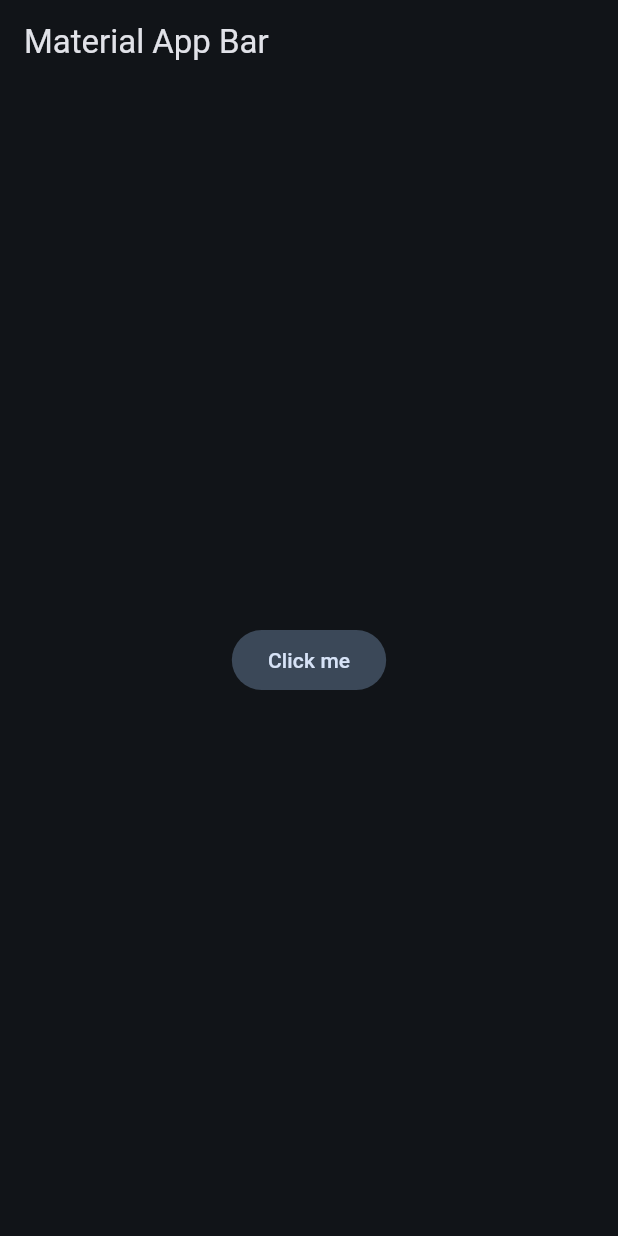
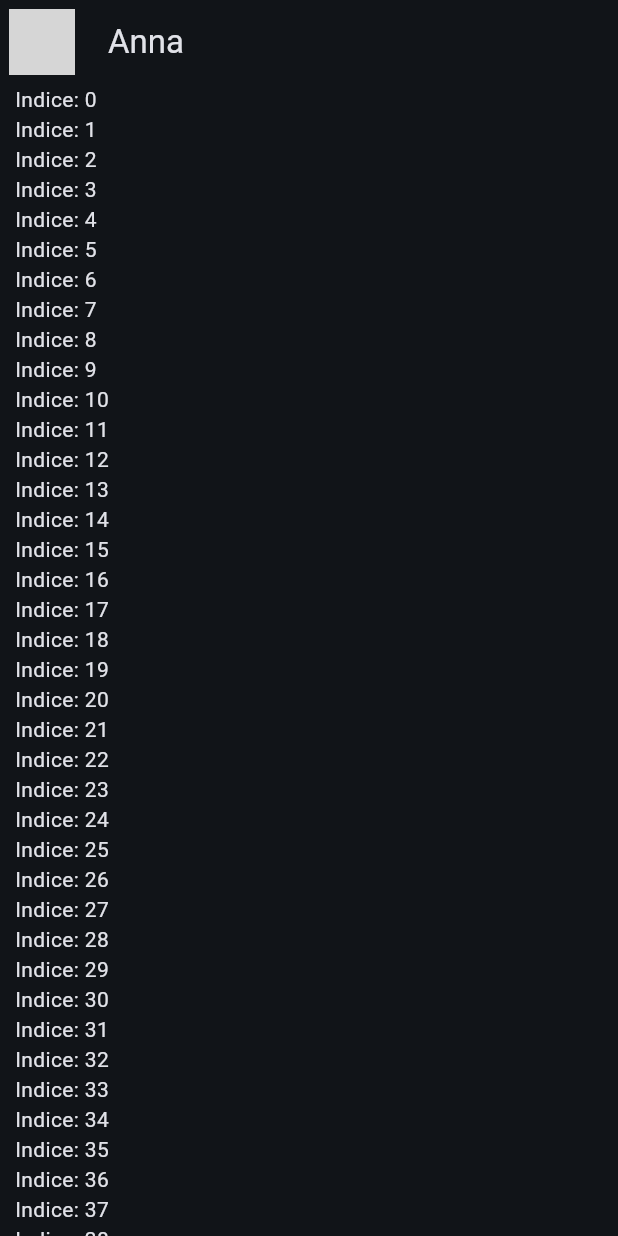
Before and after one commit to juanmarsilva/Yes-No-App, a Flutter app: the screen it shows after launch, on a phone screen of 412 x 824 dp. Run offline on Flutter 3.47's test engine with Material 2 defaults, Android fonts, the phone set to English and light mode, and no system bars; network calls fail; grey boxes are pictures that could not be loaded.

Commit message:
starting creating chat screen

```diff
--- a/lib/main.dart
+++ b/lib/main.dart
@@ -1,5 +1,6 @@
 import 'package:flutter/material.dart';
 import 'package:yes_no_app/config/theme/app_theme.dart';
+import 'package:yes_no_app/presentation/chat/chat_screen.dart';
 
 void main() => runApp(const MyApp());
 
@@ -12,15 +13,7 @@ class MyApp extends StatelessWidget {
       title: 'Yes No App',
       debugShowCheckedModeBanner: false,
       theme: AppTheme(selectedColor: 1).theme(),
-      home: Scaffold(
-        appBar: AppBar(
-          title: const Text('Material App Bar'),
-        ),
-        body: Center(
-          child: FilledButton.tonal(
-              onPressed: () {}, child: const Text('Click me')),
-        ),
-      ),
+      home: const ChatScreen(),
     );
   }
 }
--- /dev/null
+++ b/lib/presentation/chat/chat_screen.dart
@@ -0,0 +1,45 @@
+import 'package:flutter/material.dart';
+
+class ChatScreen extends StatelessWidget {
+  const ChatScreen({super.key});
+
+  @override
+  Widget build(BuildContext context) {
+    return Scaffold(
+      appBar: AppBar(
+        leading: const Padding(
+          padding: EdgeInsets.all(6.0),
+          child: CircleAvatar(
+            backgroundImage: NetworkImage(
+                'https://e1.pxfuel.com/desktop-wallpaper/35/259/desktop-wallpaper-anna-shumate-from-tiktok.jpg'),
+          ),
+        ),
+        title: const Text('Anna'),
+        centerTitle: false,
+      ),
+      body: _ChatView(),
+    );
+  }
+}
+
+class _ChatView extends StatelessWidget {
+  @override
+  Widget build(BuildContext context) {
+    return SafeArea(
+      child: Padding(
+        padding: const EdgeInsets.symmetric(horizontal: 10),
+        child: Column(
+          children: [
+            Expanded(
+                child: ListView.builder(
+              itemCount: 100,
+              itemBuilder: (context, index) {
+                return Text('Indice: $index');
+              },
+            )),
+          ],
+        ),
+      ),
+    );
+  }
+}
```
